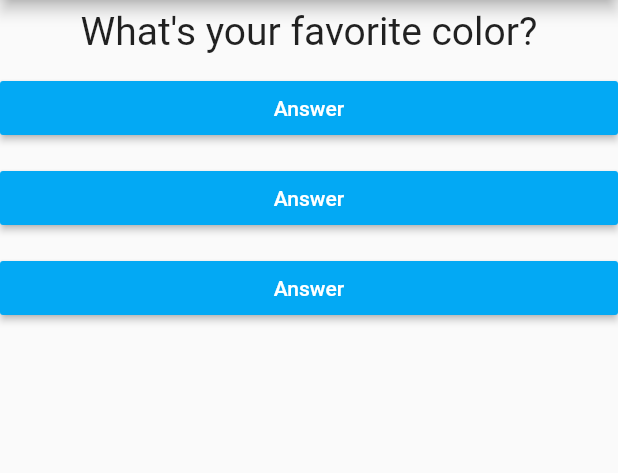
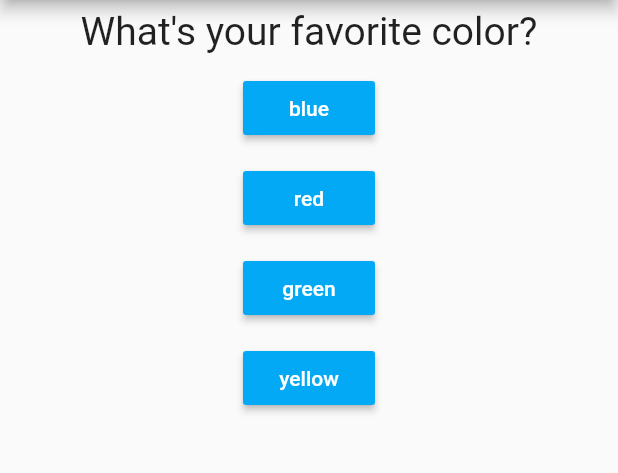
Before and after one commit to kira-on-git/udemy_test_app, a Flutter app: the screen it shows after launch, on a phone screen of 412 x 824 dp, the part 84-557 px from its top. Run offline on Flutter 3.47's test engine with Material 2 defaults, Android fonts, the phone set to English and light mode, and no system bars.

Commit message:
10 answers by map() transformed

```diff
--- a/lib/answer.dart
+++ b/lib/answer.dart
@@ -2,13 +2,14 @@ import 'package:flutter/material.dart';
 
 class Answer extends StatelessWidget {
   final VoidCallback selectHandler;
+  final String answerText;
 
-  Answer(this.selectHandler);
+  Answer(this.selectHandler, this.answerText);
 
   @override
   Widget build(BuildContext context) {
     return Container(
-      width: double.infinity,
+      //width: double.infinity,
       margin: EdgeInsets.only(top: 6.0, bottom: 6.0),
       // ignore: deprecated_member_use
       child: RaisedButton(
@@ -16,7 +17,7 @@ class Answer extends StatelessWidget {
         textColor: Colors.white,
         onPressed: selectHandler,
         child: Text(
-          'Answer',
+          answerText,
         ),
       ),
     );
--- a/lib/main.dart
+++ b/lib/main.dart
@@ -22,15 +22,29 @@ class _MyAppState extends State<MyApp> {
   void _answerQuestion() {
     setState(() {
       _questionIndex += 1;
-      print(_questionIndex);
     });
+    print(_questionIndex);
   }
 
   @override
   Widget build(BuildContext context) {
     var questions = [
-      'What\'s your favorite color?',
-      'What\'s your favorite animal?',
+      {
+        'questionText': 'What\'s your favorite color?',
+        'answers': ['blue', 'red', 'green', 'yellow']
+      },
+      {
+        'questionText': 'What\'s your favorite animal?',
+        'answers': ['pig', 'snake', 'lion', 'woolf']
+      },
+      {
+        'questionText': 'What\'s your favorite season?',
+        'answers': ['winter', 'summer', 'autumn', 'spring']
+      },
+      {
+        'questionText': 'What\'s your favorite time of day?',
+        'answers': ['morning', 'day', 'evening', 'night']
+      },
     ];
     return MaterialApp(
       debugShowCheckedModeBanner: false,
@@ -41,10 +55,11 @@ class _MyAppState extends State<MyApp> {
         body: Column(
           //mainAxisAlignment: MainAxisAlignment.spaceEvenly,
           children: [
-            Question(questions[_questionIndex]),
-            Answer(_answerQuestion),
-            Answer(_answerQuestion),
-            Answer(_answerQuestion),
+            Question(questions[_questionIndex]['questionText'] as String),
+            ...(questions[_questionIndex]['answers'] as List<String>)
+                .map((answer) {
+              return Answer(_answerQuestion, answer);
+            }).toList(),
           ],
         ),
       ),
```
